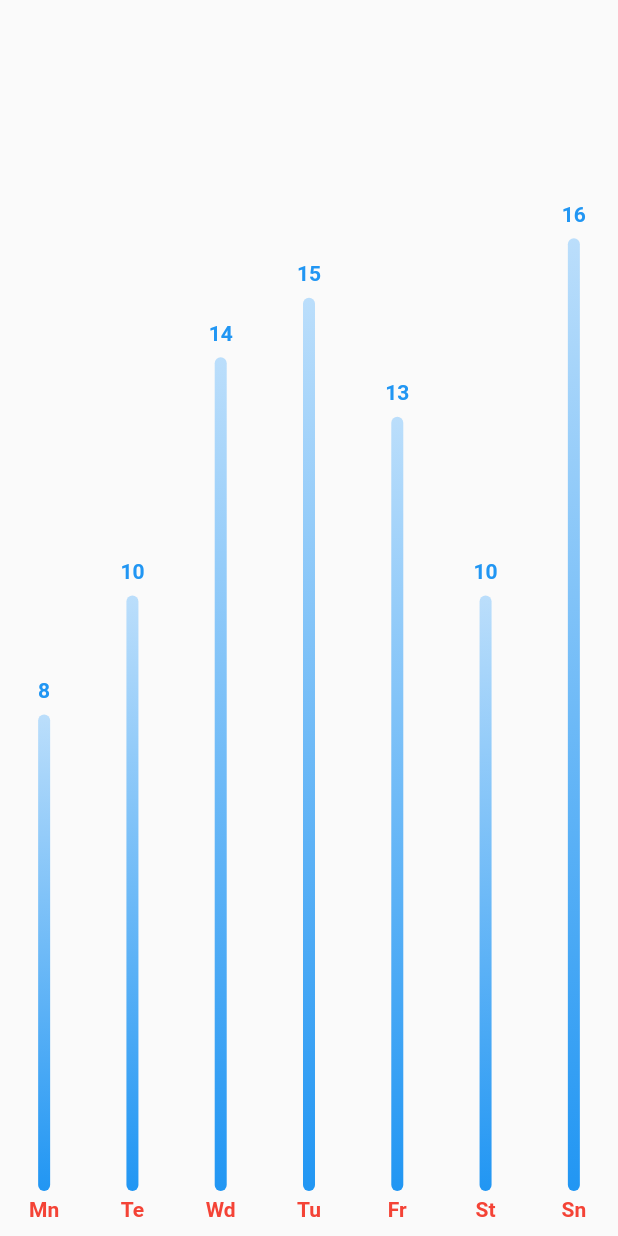
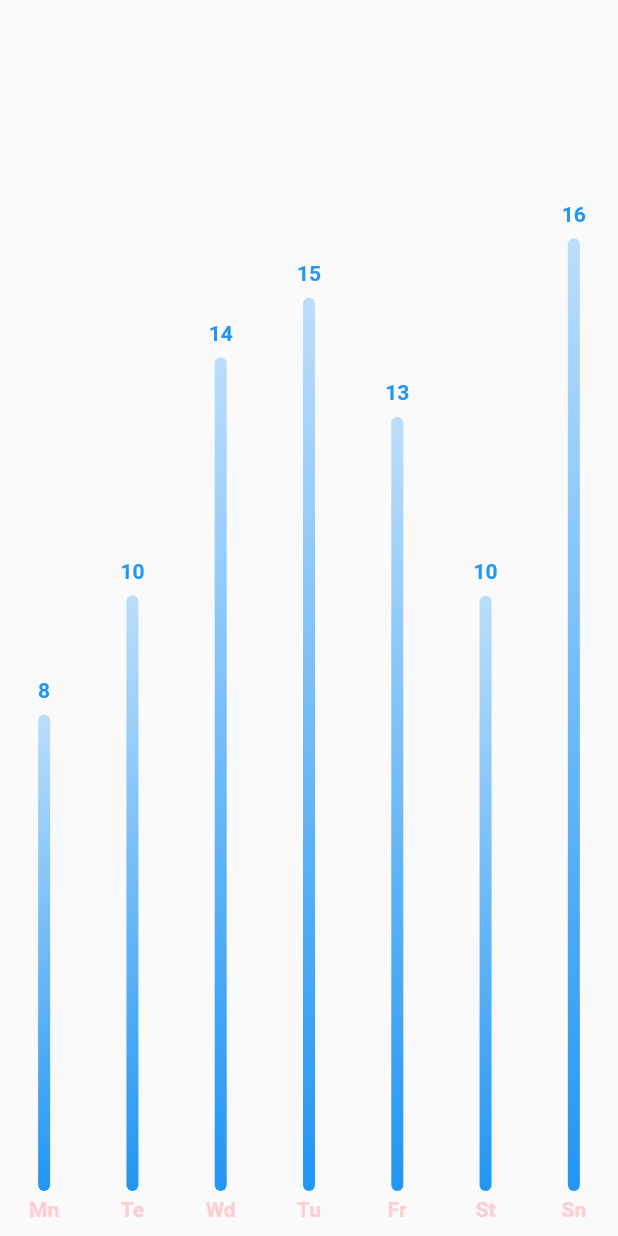
Before and after one commit to Seulbi-Lee-project/bucket_list_app, a Flutter app: the _BarChart widget shown alone on an empty page, opened directly, on a phone screen of 412 x 824 dp. Run offline on Flutter 3.47's test engine with Material 2 defaults, Android fonts, the phone set to English and light mode, and no system bars; drawn by our look-alikes of fl_chart.

Commit message:
color 변경

```diff
--- a/lib/main.dart
+++ b/lib/main.dart
@@ -456,7 +456,7 @@ class _BarChart extends StatelessWidget {
 
   Widget getTitles(double value, TitleMeta meta) {
     final style = TextStyle(
-      color: Colors.red,
+      color: Colors.red.shade100,
       fontWeight: FontWeight.bold,
       fontSize: 14,
     );
```
